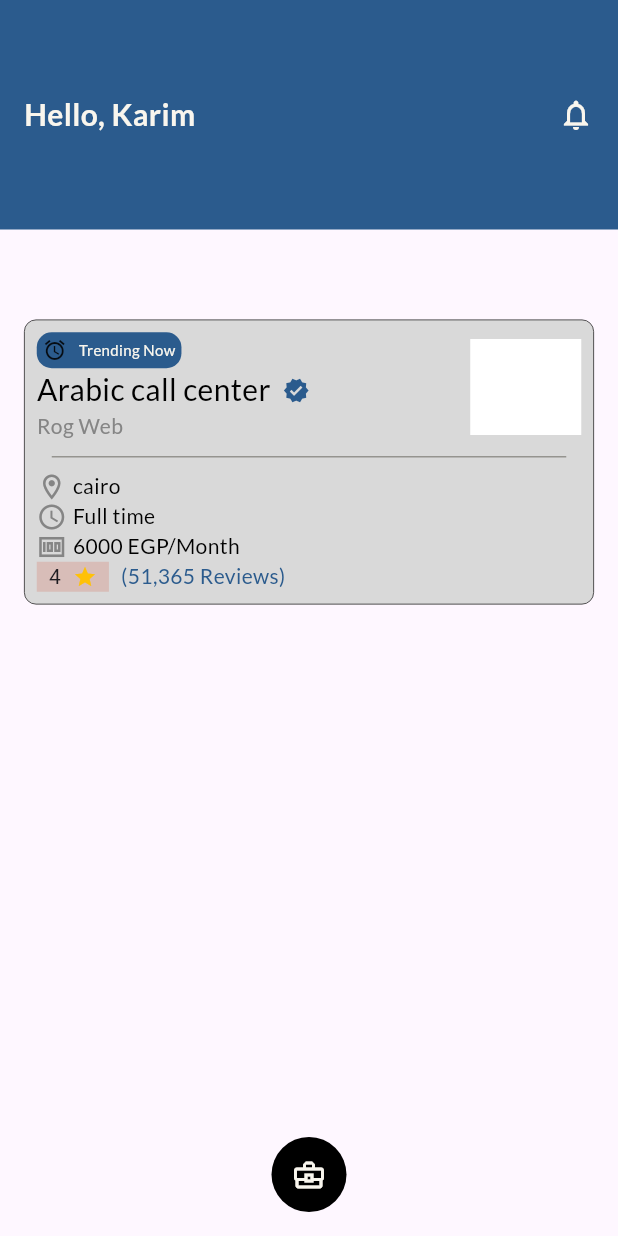
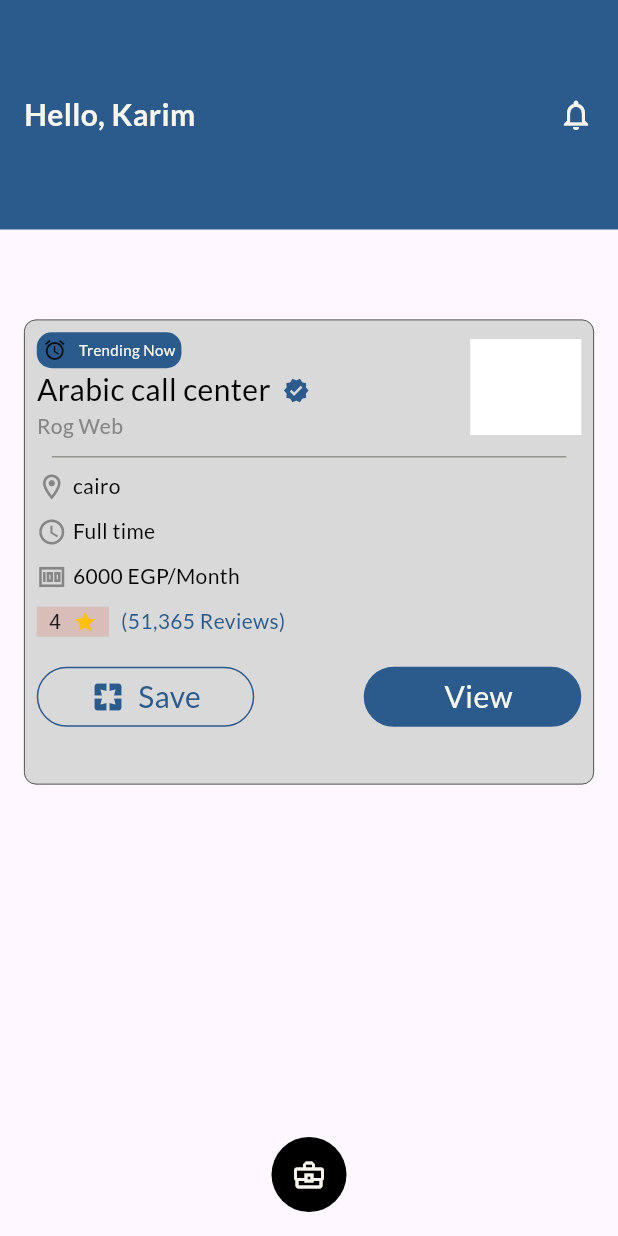
Before and after one commit to yousefmohamed35/home_view, a Flutter app: the screen it shows after launch, on a phone screen of 412 x 824 dp. Run offline on Flutter 3.47's test engine with Material 3 defaults, Android fonts, the phone set to English and light mode, and no system bars; our stand-ins replace google_fonts.

Commit message:
create custom button

```diff
--- /dev/null
+++ b/lib/home/presentation/view/widgets/custom_button.dart
@@ -0,0 +1,38 @@
+import 'package:flutter/material.dart';
+import 'package:google_fonts/google_fonts.dart';
+import 'package:homeview/core/app_colors.dart';
+import 'package:homeview/core/styles.dart';
+
+class CustomButton extends StatelessWidget {
+  const CustomButton({super.key, required this.text, this.isIcon = false});
+  final String text;
+  final bool isIcon;
+  @override
+  Widget build(BuildContext context) {
+    return Container(
+      alignment: Alignment.center,
+      width: 145,
+      height: 40,
+      decoration: BoxDecoration(
+        color: isIcon ? Colors.transparent : AppColors.blue,
+        borderRadius: BorderRadius.circular(20),
+        border: Border.all(color: AppColors.blue),
+      ),
+      child: Row(
+        mainAxisAlignment: MainAxisAlignment.center,
+        children: [
+          isIcon ? Icon(Icons.pages, color: AppColors.blue) : SizedBox(),
+          SizedBox(width: 8),
+          Text(
+            text,
+            style: GoogleFonts.lato(
+              textStyle: AppStyles.medium20.copyWith(
+                color: isIcon ? AppColors.blue : AppColors.main,
+              ),
+            ),
+          ),
+        ],
+      ),
+    );
+  }
+}
--- a/lib/home/presentation/view/widgets/home_view_item.dart
+++ b/lib/home/presentation/view/widgets/home_view_item.dart
@@ -1,6 +1,5 @@
 import 'package:flutter/material.dart';
-import 'package:google_fonts/google_fonts.dart';
-import 'package:homeview/core/styles.dart';
+import 'package:homeview/home/presentation/view/widgets/custom_button.dart';
 import '../../../../core/app_colors.dart';
 import 'custom_rating.dart';
 import 'home_view_item_top.dart';
@@ -31,9 +30,21 @@ class HomeViewItem extends StatelessWidget {
                 height: 20,
               ),
               InformationItem(text: 'cairo', icon: Icons.location_on_outlined),
+              SizedBox(height: 10),
               InformationItem(text: 'Full time', icon: Icons.schedule),
+              SizedBox(height: 10),
               InformationItem(text: '6000 EGP/Month', icon: Icons.money_sharp),
+              SizedBox(height: 10),
               CustomRating(),
+              SizedBox(height: 20),
+              Row(
+                mainAxisAlignment: MainAxisAlignment.spaceBetween,
+                children: [
+                  CustomButton(text: 'Save', isIcon: true),
+                  CustomButton(text: 'View'),
+                ],
+              ),
+              SizedBox(height: 30),
             ],
           ),
         ),
```
